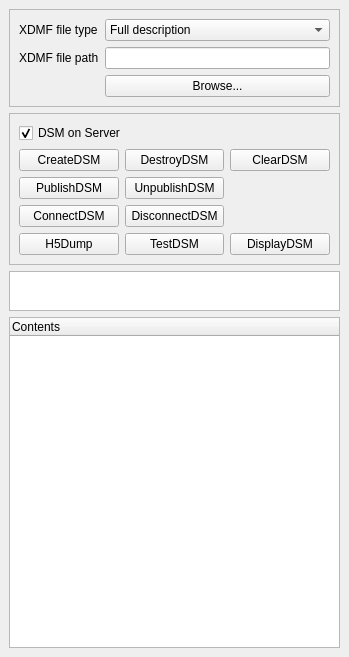
Above: pqDSMViewerPanel.ui from soumagne/icarus before the change. Below: the same form after it.
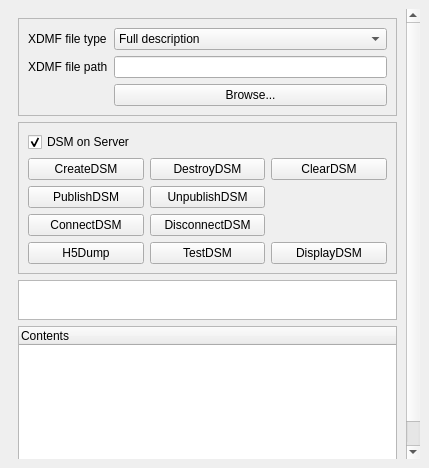
That is the form after the change. Custom widgets are drawn as their Qt base class.

Commit message: Add scroll bar to panel (otherwise annoying paraview size on small screens)

Diff of the .ui file:
```diff
--- a/pqDSMViewerPanel.ui
+++ b/pqDSMViewerPanel.ui
@@ -6,8 +6,8 @@
    <rect>
     <x>0</x>
     <y>0</y>
-    <width>349</width>
-    <height>657</height>
+    <width>429</width>
+    <height>468</height>
    </rect>
   </property>
   <property name="windowTitle">
@@ -16,6 +16,24 @@
   <widget class="QWidget" name="dockWidgetContents">
    <layout class="QVBoxLayout" name="verticalLayout">
     <item>
+     <widget class="QScrollArea" name="scrollArea">
+      <property name="frameShape">
+       <enum>QFrame::NoFrame</enum>
+      </property>
+      <property name="widgetResizable">
+       <bool>true</bool>
+      </property>
+      <widget class="QWidget" name="scrollAreaWidgetContents">
+       <property name="geometry">
+        <rect>
+         <x>0</x>
+         <y>0</y>
+         <width>393</width>
+         <height>522</height>
+        </rect>
+       </property>
+       <layout class="QVBoxLayout" name="verticalLayout_4">
+        <item>
      <widget class="QFrame" name="frame">
       <property name="minimumSize">
        <size>
@@ -239,6 +257,10 @@
         <string>Contents</string>
        </property>
       </column>
+         </widget>
+        </item>
+       </layout>
+      </widget>
      </widget>
     </item>
    </layout>
```
Left out of the diff: 3 changed lines with no effect on the pictures. Lines whose indentation alone changed are shown as unchanged.
